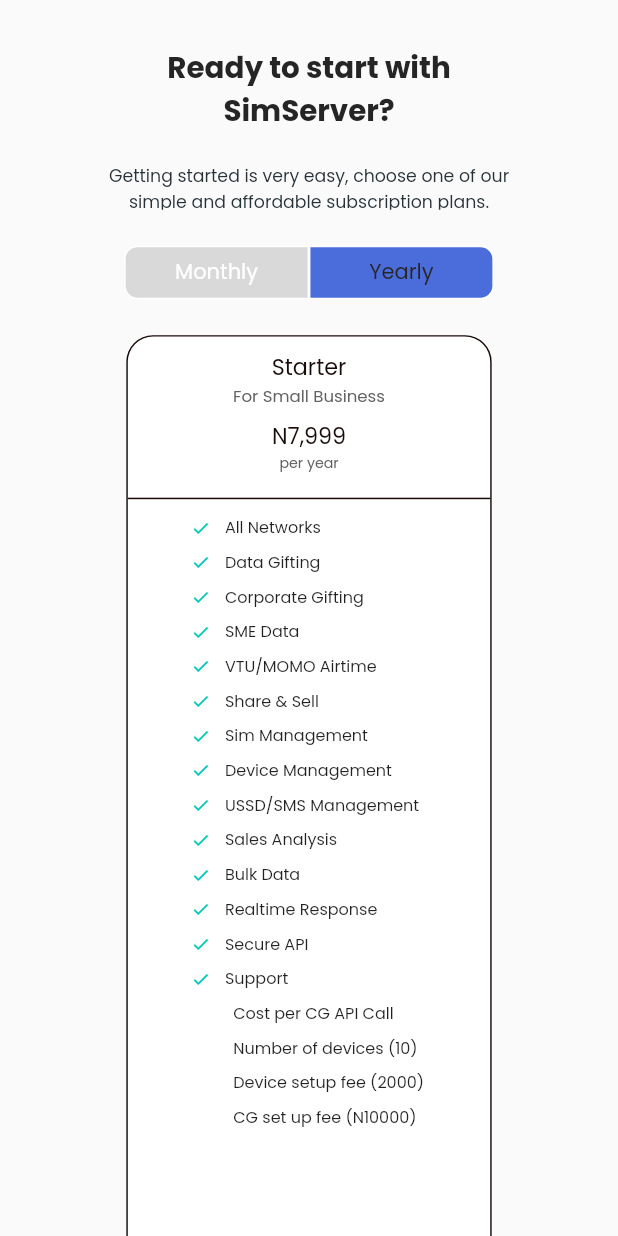
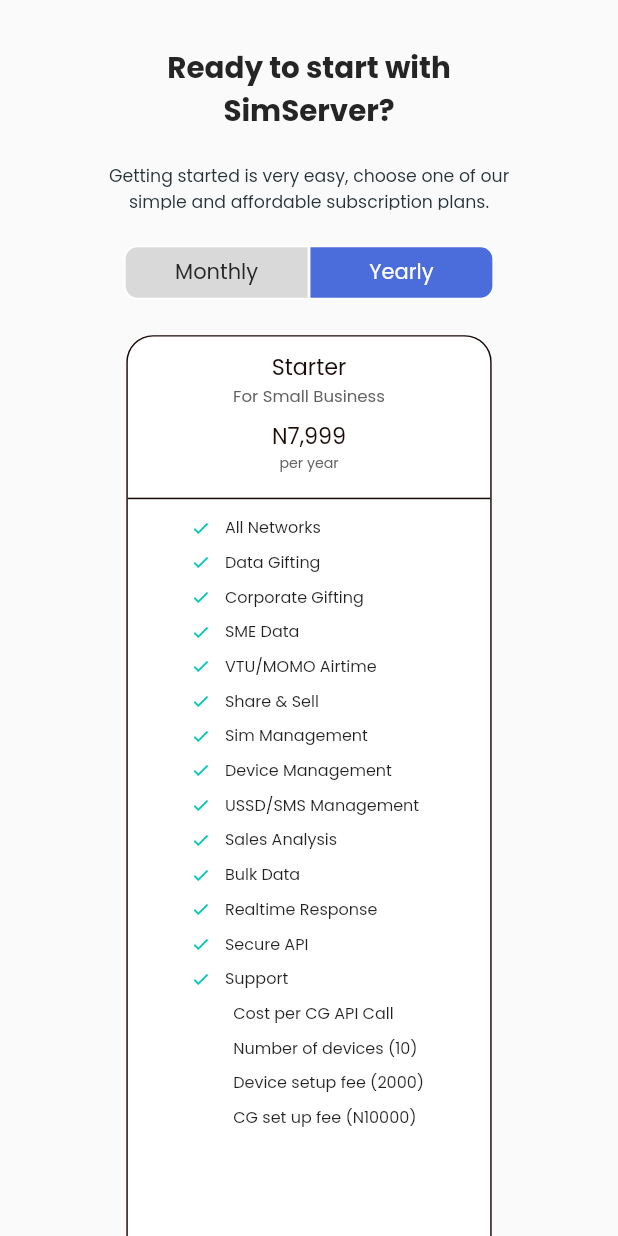
Before and after one commit to Ire-oluwa/simservers, a Flutter app: the ChoosePlan screen opened by its route, after a tap on "Yearly", on a phone screen of 412 x 824 dp. Run offline on Flutter 3.47's test engine with Material 2 defaults, Android fonts, the phone set to English and light mode, and no system bars; our stand-ins replace fl_chart, flutter_screenutil, font_awesome_flutter, google_fonts; missing offline and left inert: platform_device_id.

Commit message:
worked on change_plan screen

```diff
--- a/lib/screens/choose_plan/choose_plan.dart
+++ b/lib/screens/choose_plan/choose_plan.dart
@@ -112,7 +112,7 @@ class _ChoosePlanState extends State<ChoosePlan> {
                               containerChild: Center(
                                 child: CustomText(
                                   text: "Monthly",
-                                  colour: isMonthly ? kWhite : kBlack,
+                                  colour: context.read<ChoosePlanProvider>().isMonthly ? kWhite : kBlack,
                                 ),
                               ),
                             ),
@@ -128,11 +128,11 @@ class _ChoosePlanState extends State<ChoosePlan> {
                               height: 40.0.h,
                               borderRadius: BorderRadius.only(
                                   topRight: Radius.circular(10.0.r),
-                                  bottomRight: Radius.circular(10.0.r)),
+                                  bottomRight: Radius.circular(10.0.r),),
                               containerChild: Center(
                                 child: CustomText(
                                   text: "Yearly",
-                                  colour: isYearly ? kWhite : kBlack,
+                                  colour: context.read<ChoosePlanProvider>().isYearly ? kWhite : kBlack,
                                 ),
                               ),
                             ),
```
